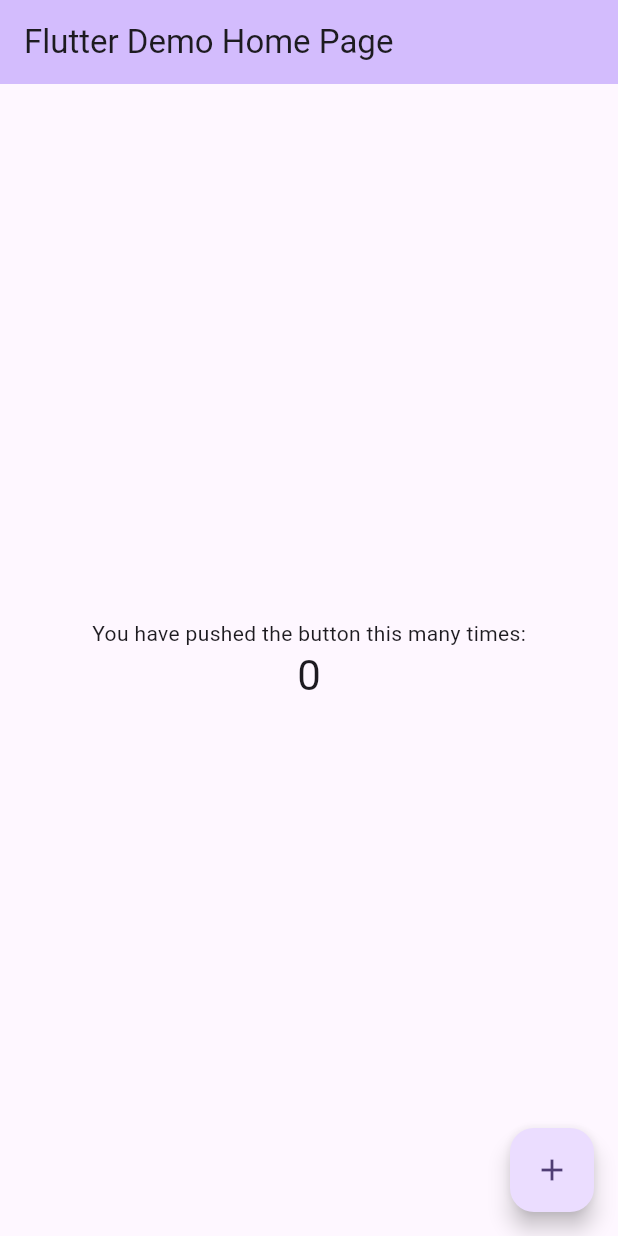
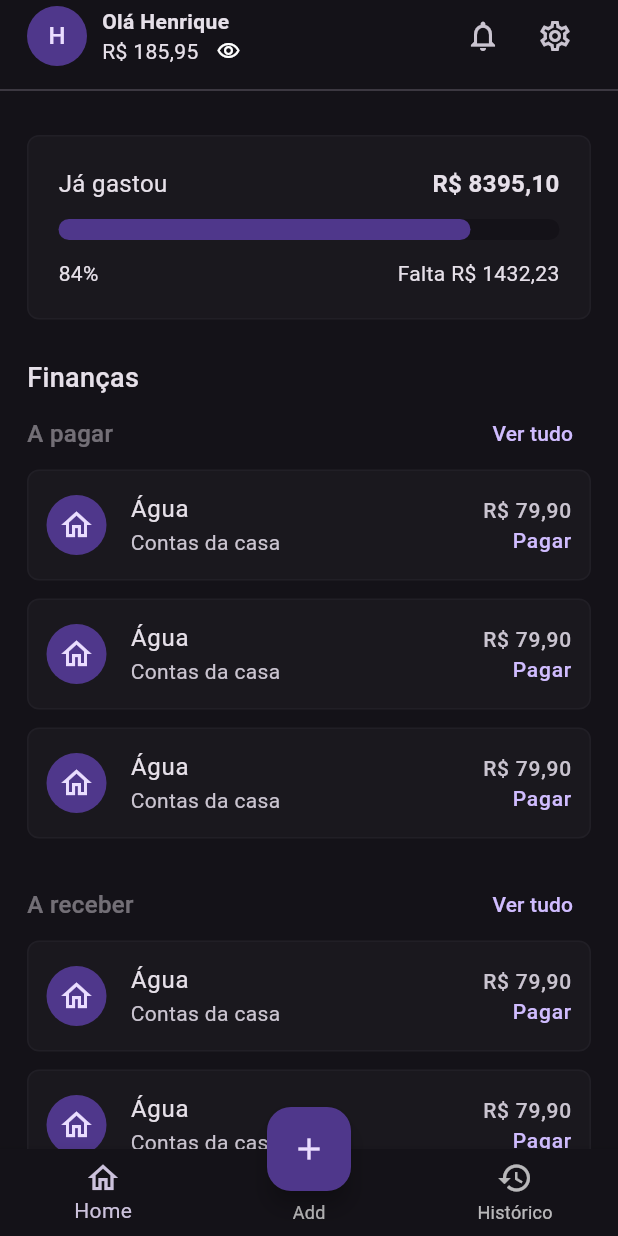
Before and after one commit to wRiqie/rocket_finances, a Flutter app: the screen it shows after launch, on a phone screen of 412 x 824 dp. Run offline on Flutter 3.47's test engine with Material 3 defaults, Android fonts, the phone set to English and light mode, and no system bars; our stand-ins replace supabase_flutter; missing offline and left inert: flutter_settings_ui; accounts and stored records are empty.

Commit message:
feat: adding supabase, home_screen

```diff
--- /dev/null
+++ b/lib/app/app_widget.dart
@@ -0,0 +1,16 @@
+import 'package:flutter/material.dart';
+import 'package:rocket_finances/app/routes/app_pages.dart';
+
+class AppWidget extends StatelessWidget {
+  const AppWidget({super.key});
+
+  @override
+  Widget build(BuildContext context) {
+    return MaterialApp(
+      title: 'Rocket finances',
+      theme: ThemeData(brightness: Brightness.dark),
+      initialRoute: AppRoutes.dashboard,
+      routes: AppPages.pages,
+    );
+  }
+}
--- /dev/null
+++ b/lib/app/routes/app_pages.dart
@@ -0,0 +1,18 @@
+import 'package:flutter/material.dart';
+import 'package:rocket_finances/app/ui/modules/dashboard/dashboard.dart';
+import 'package:rocket_finances/app/ui/modules/home/home.dart';
+import 'package:rocket_finances/app/ui/modules/settings/settings.dart';
+import 'package:rocket_finances/app/ui/modules/sign_in/sign_in.dart';
+
+part 'app_routes.dart';
+
+class AppPages {
+  AppPages._();
+
+  static Map<String, Widget Function(BuildContext context)> pages = {
+    AppRoutes.signIn: (context) => SignIn(),
+    AppRoutes.dashboard: (context) => Dashboard(),
+    AppRoutes.home: (context) => Home(),
+    AppRoutes.settings: (context) => Settings(),
+  };
+}
--- /dev/null
+++ b/lib/app/routes/app_routes.dart
@@ -0,0 +1,10 @@
+part of 'app_pages.dart';
+
+class AppRoutes {
+  AppRoutes._();
+
+  static const signIn = '/sign-in';
+  static const dashboard = '/dashboard';
+  static const home = '/home';
+  static const settings = '/settings';
+}
--- /dev/null
+++ b/lib/app/ui/modules/dashboard/dashboard.dart
@@ -0,0 +1,11 @@
+import 'package:flutter/material.dart';
+import 'package:rocket_finances/app/ui/modules/dashboard/dashboard_screen.dart';
+
+class Dashboard extends StatelessWidget {
+  const Dashboard({super.key});
+
+  @override
+  Widget build(BuildContext context) {
+    return DashboardScreen();
+  }
+}
--- /dev/null
+++ b/lib/app/ui/modules/dashboard/dashboard_screen.dart
@@ -0,0 +1,66 @@
+import 'package:flutter/material.dart';
+import 'package:rocket_finances/app/routes/app_pages.dart';
+import 'package:rocket_finances/app/ui/modules/home/home.dart';
+import 'package:rocket_finances/app/ui/shared/widgets/logged_app_bar_widget.dart';
+
+class DashboardScreen extends StatefulWidget {
+  const DashboardScreen({super.key});
+
+  @override
+  State<DashboardScreen> createState() => _DashboardScreenState();
+}
+
+class _DashboardScreenState extends State<DashboardScreen> {
+  final List<Widget> screens = [Home(), Container(), Container()];
+
+  int currentIndex = 0;
+
+  @override
+  Widget build(BuildContext context) {
+    final size = MediaQuery.sizeOf(context);
+
+    return Scaffold(
+      appBar: PreferredSize(
+        preferredSize: Size(size.width, 70),
+        child: LoggedAppBarWidget(
+          onTapNotifications: () {},
+          onTapSettings: () => Navigator.pushNamed(context, AppRoutes.settings),
+        ),
+      ),
+      floatingActionButton: FloatingActionButton(
+        onPressed: () {},
+        child: Icon(Icons.add),
+      ),
+      floatingActionButtonLocation: FloatingActionButtonLocation.centerDocked,
+      bottomNavigationBar: BottomNavigationBar(
+        currentIndex: currentIndex,
+        type: BottomNavigationBarType.fixed,
+        onTap: _changeCurrent,
+        items: [
+          BottomNavigationBarItem(
+            icon: Icon(Icons.home_outlined),
+            label: 'Home',
+          ),
+          BottomNavigationBarItem(
+              icon: Icon(
+                Icons.home,
+                color: Colors.transparent,
+              ),
+              label: 'Add'),
+          BottomNavigationBarItem(
+            icon: Icon(Icons.history_outlined),
+            label: 'Histórico',
+          ),
+        ],
+      ),
+      body: screens[currentIndex],
+    );
+  }
+
+  void _changeCurrent(int newIndex) {
+    if (newIndex == 1) return;
+    setState(() {
+      currentIndex = newIndex;
+    });
+  }
+}
--- /dev/null
+++ b/lib/app/ui/modules/home/home.dart
@@ -0,0 +1,16 @@
+import 'package:flutter/cupertino.dart';
+import 'package:rocket_finances/app/ui/modules/home/home_screen.dart';
+
+class Home extends StatefulWidget {
+  const Home({super.key});
+
+  @override
+  State<Home> createState() => _HomeState();
+}
+
+class _HomeState extends State<Home> {
+  @override
+  Widget build(BuildContext context) {
+    return HomeScreen();
+  }
+}
--- /dev/null
+++ b/lib/app/ui/modules/home/home_screen.dart
@@ -0,0 +1,181 @@
+import 'package:flutter/material.dart';
+import 'package:rocket_finances/app/ui/modules/home/widgets/spend_bar_widget.dart';
+
+class HomeScreen extends StatefulWidget {
+  const HomeScreen({super.key});
+
+  @override
+  State<HomeScreen> createState() => _HomeScreenState();
+}
+
+class _HomeScreenState extends State<HomeScreen> {
+  @override
+  Widget build(BuildContext context) {
+    final size = MediaQuery.sizeOf(context);
+    final colorScheme = Theme.of(context).colorScheme;
+
+    final containerColor = colorScheme.surfaceBright.withValues(alpha: .15);
+
+    return Scaffold(
+      body: SafeArea(
+        child: SingleChildScrollView(
+          child: Padding(
+            padding: const EdgeInsets.fromLTRB(18, 20, 18, 0),
+            child: Column(
+              crossAxisAlignment: CrossAxisAlignment.stretch,
+              children: [
+                Container(
+                  padding: EdgeInsets.all(20),
+                  decoration: BoxDecoration(
+                    color: containerColor,
+                    borderRadius: BorderRadius.circular(8),
+                    border: Border.all(
+                      color: colorScheme.surfaceContainer,
+                    ),
+                  ),
+                  child: Column(
+                    spacing: 12,
+                    children: [
+                      Row(
+                        mainAxisAlignment: MainAxisAlignment.spaceBetween,
+                        children: [
+                          Text(
+                            'Já gastou',
+                            style: TextStyle(
+                              fontSize: 16,
+                            ),
+                          ),
+                          Text(
+                            'R\$ 8395,10',
+                            style: TextStyle(
+                              fontSize: 16,
+                              fontWeight: FontWeight.w600,
+                            ),
+                          ),
+                        ],
+                      ),
+                      SpendBarWidget(size: size, colorScheme: colorScheme),
+                      Row(
+                        mainAxisAlignment: MainAxisAlignment.spaceBetween,
+                        children: [
+                          Text('84%'),
+                          Text('Falta R\$ 1432,23'),
+                        ],
+                      )
+                    ],
+                  ),
+                ),
+                SizedBox(height: 26),
+                Text(
+                  'Finanças',
+                  style: TextStyle(
+                    fontSize: 18,
+                    fontWeight: FontWeight.w500,
+                  ),
+                ),
+                Row(
+                  mainAxisAlignment: MainAxisAlignment.spaceBetween,
+                  children: [
+                    Text(
+                      'A pagar',
+                      style: TextStyle(
+                          fontSize: 16,
+                          fontWeight: FontWeight.w500,
+                          color: colorScheme.onSurface.withValues(alpha: .45)),
+                    ),
+                    TextButton(
+                      onPressed: () {},
+                      child: Text('Ver tudo'),
+                    ),
+                  ],
+                ),
+                Column(
+                  spacing: 12,
+                  children: [
+                    BillTileWidget(),
+                    BillTileWidget(),
+                    BillTileWidget(),
+                  ],
+                ),
+                SizedBox(
+                  height: 20,
+                ),
+                Row(
+                  mainAxisAlignment: MainAxisAlignment.spaceBetween,
+                  children: [
+                    Text(
+                      'A receber',
+                      style: TextStyle(
+                          fontSize: 16,
+                          fontWeight: FontWeight.w500,
+                          color: colorScheme.onSurface.withValues(alpha: .45)),
+                    ),
+                    TextButton(
+                      onPressed: () {},
+                      child: Text('Ver tudo'),
+                    ),
+                  ],
+                ),
+                Column(
+                  spacing: 12,
+                  children: [
+                    BillTileWidget(),
+                    BillTileWidget(),
+                    BillTileWidget(),
+                  ],
+                ),
+                SizedBox(
+                  height: 50,
+                ),
+              ],
+            ),
+          ),
+        ),
+      ),
+    );
+  }
+}
+
+class BillTileWidget extends StatelessWidget {
+  const BillTileWidget({super.key});
+
+  @override
+  Widget build(BuildContext context) {
+    final colorScheme = Theme.of(context).colorScheme;
+    final containerColor = colorScheme.surfaceBright.withValues(alpha: .15);
+
+    return ListTile(
+      tileColor: containerColor,
+      shape: RoundedRectangleBorder(
+        borderRadius: BorderRadius.circular(8),
+        side: BorderSide(color: colorScheme.surfaceContainer),
+      ),
+      contentPadding: EdgeInsets.symmetric(horizontal: 12),
+      leading: CircleAvatar(
+        child: Icon(Icons.home_outlined),
+      ),
+      title: Text('Água'),
+      subtitle: Text('Contas da casa'),
+      trailing: Column(
+        // spacing: ,
+        crossAxisAlignment: CrossAxisAlignment.end,
+        mainAxisAlignment: MainAxisAlignment.center,
+        children: [
+          Text(
+            'R\$ 79,90',
+            style: TextStyle(
+              fontSize: 14,
+            ),
+          ),
+          Text(
+            'Pagar',
+            style: TextStyle(
+              fontSize: 14,
+              color: colorScheme.primaryFixedDim,
+            ),
+          ),
+        ],
+      ),
+    );
+  }
+}
--- /dev/null
+++ b/lib/app/ui/modules/home/widgets/spend_bar_widget.dart
@@ -0,0 +1,36 @@
+import 'package:flutter/material.dart';
+
+class SpendBarWidget extends StatelessWidget {
+  const SpendBarWidget({
+    super.key,
+    required this.size,
+    required this.colorScheme,
+  });
+
+  final Size size;
+  final ColorScheme colorScheme;
+
+  @override
+  Widget build(BuildContext context) {
+    return Stack(
+      children: [
+        Container(
+          width: size.width,
+          height: 14,
+          decoration: BoxDecoration(
+            color: colorScheme.surface,
+            borderRadius: BorderRadius.circular(40),
+          ),
+        ),
+        Container(
+          width: size.width / 1.5,
+          height: 14,
+          decoration: BoxDecoration(
+            color: colorScheme.primaryContainer,
+            borderRadius: BorderRadius.circular(40),
+          ),
+        )
+      ],
+    );
+  }
+}
--- /dev/null
+++ b/lib/app/ui/modules/settings/settings.dart
@@ -0,0 +1,11 @@
+import 'package:flutter/material.dart';
+import 'package:rocket_finances/app/ui/modules/settings/settings_screen.dart';
+
+class Settings extends StatelessWidget {
+  const Settings({super.key});
+
+  @override
+  Widget build(BuildContext context) {
+    return SettingsScreen();
+  }
+}
--- /dev/null
+++ b/lib/app/ui/modules/settings/settings_screen.dart
@@ -0,0 +1,55 @@
+import 'dart:io';
+
+import 'package:flutter/material.dart';
+import 'package:flutter_settings_ui/flutter_settings_ui.dart';
+
+class SettingsScreen extends StatefulWidget {
+  const SettingsScreen({super.key});
+
+  @override
+  State<SettingsScreen> createState() => _SettingsScreenState();
+}
+
+class _SettingsScreenState extends State<SettingsScreen> {
+  @override
+  Widget build(BuildContext context) {
+    return Scaffold(
+      appBar: AppBar(
+        title: Text('Configurações'),
+      ),
+      body: SettingsTheme(
+        themeData: SettingsThemeData(),
+        platform:
+            Platform.isAndroid ? DevicePlatform.android : DevicePlatform.iOS,
+        child: Column(
+          children: [
+            SettingsSection(
+              title: Text('Básico'),
+              tiles: [
+                SettingsTile(
+                  title: Text('Conta'),
+                  leading: Icon(Icons.person_outline),
+                  onPressed: (BuildContext context) {},
+                ),
+                SettingsTile(
+                  title: Text('Sair'),
+                  leading: Icon(Icons.logout),
+                ),
+              ],
+            ),
+            SettingsSection(
+              title: Text('Segurança'),
+              tiles: [
+                SettingsTile(
+                  title: Text('Senha'),
+                  leading: Icon(Icons.lock_outline),
+                  onPressed: (BuildContext context) {},
+                ),
+              ],
+            ),
+          ],
+        ),
+      ),
+    );
+  }
+}
--- /dev/null
+++ b/lib/app/ui/modules/sign_in/sign_in.dart
@@ -0,0 +1,11 @@
+import 'package:flutter/material.dart';
+import 'package:rocket_finances/app/ui/modules/sign_in/sign_in_screen.dart';
+
+class SignIn extends StatelessWidget {
+  const SignIn({super.key});
+
+  @override
+  Widget build(BuildContext context) {
+    return SignInScreen();
+  }
+}
--- /dev/null
+++ b/lib/app/ui/modules/sign_in/sign_in_screen.dart
@@ -0,0 +1,38 @@
+import 'package:flutter/cupertino.dart';
+import 'package:flutter/material.dart';
+import 'package:rocket_finances/app/routes/app_pages.dart';
+
+class SignInScreen extends StatefulWidget {
+  const SignInScreen({super.key});
+
+  @override
+  State<SignInScreen> createState() => _SignInScreenState();
+}
+
+class _SignInScreenState extends State<SignInScreen> {
+  @override
+  Widget build(BuildContext context) {
+    return Scaffold(
+      body: SafeArea(
+        child: Center(
+          child: Column(
+            spacing: 10,
+            mainAxisSize: MainAxisSize.min,
+            children: [
+              CupertinoButton.filled(
+                child: Text('Entrar'),
+                onPressed: () {
+                  Navigator.pushNamed(context, AppRoutes.home);
+                },
+              ),
+              CupertinoButton.tinted(
+                child: Text('Mais infos'),
+                onPressed: () {},
+              ),
+            ],
+          ),
+        ),
+      ),
+    );
+  }
+}
--- /dev/null
+++ b/lib/app/ui/shared/widgets/logged_app_bar_widget.dart
@@ -0,0 +1,79 @@
+import 'package:flutter/material.dart';
+
+class LoggedAppBarWidget extends StatelessWidget {
+  final VoidCallback? onTapNotifications;
+  final VoidCallback? onTapSettings;
+  const LoggedAppBarWidget(
+      {super.key, this.onTapNotifications, this.onTapSettings});
+
+  @override
+  Widget build(BuildContext context) {
+    return Column(
+      children: [
+        Container(
+          decoration: BoxDecoration(),
+          padding: EdgeInsets.fromLTRB(
+              18, MediaQuery.viewPaddingOf(context).top, 18, 4),
+          child: Column(
+            children: [
+              Center(
+                child: Row(
+                  mainAxisAlignment: MainAxisAlignment.spaceBetween,
+                  children: [
+                    Expanded(
+                      child: Row(
+                        spacing: 10,
+                        children: [
+                          CircleAvatar(
+                            child: Text('H'),
+                          ),
+                          Expanded(
+                            child: Column(
+                              crossAxisAlignment: CrossAxisAlignment.start,
+                              children: [
+                                Text(
+                                  'Olá Henrique',
+                                  maxLines: 1,
+                                  overflow: TextOverflow.fade,
+                                  softWrap: false,
+                                  style: TextStyle(fontWeight: FontWeight.w600),
+                                ),
+                                Row(
+                                  spacing: 12,
+                                  children: [
+                                    Text('R\$ 185,95'),
+                                    Icon(
+                                      Icons.visibility_outlined,
+                                      size: 16,
+                                    ),
+                                  ],
+                                ),
+                              ],
+                            ),
+                          ),
+                        ],
+                      ),
+                    ),
+                    Row(
+                      children: [
+                        IconButton(
+                          onPressed: onTapNotifications,
+                          icon: Icon(Icons.notifications_outlined),
+                        ),
+                        IconButton(
+                          onPressed: onTapSettings,
+                          icon: Icon(Icons.settings_outlined),
+                        ),
+                      ],
+                    ),
+                  ],
+                ),
+              ),
+            ],
+          ),
+        ),
+        Divider(),
+      ],
+    );
+  }
+}
--- a/lib/main.dart
+++ b/lib/main.dart
@@ -1,125 +1,16 @@
-import 'package:flutter/material.dart';
+import 'package:flutter/cupertino.dart';
+import 'package:supabase_flutter/supabase_flutter.dart';
 
-void main() {
-  runApp(const MyApp());
+import 'app/app_widget.dart';
+
+Future<void> main() async {
+  WidgetsFlutterBinding.ensureInitialized();
+
+  await Supabase.initialize(
+    url: 'https://vkjwojowbvdxsexculqm.supabase.co',
+    anonKey:
+        'eyJhbGciOiJIUzI1NiIsInR5cCI6IkpXVCJ9.eyJpc3MiOiJzdXBhYmFzZSIsInJlZiI6InZrandvam93YnZkeHNleGN1bHFtIiwicm9sZSI6ImFub24iLCJpYXQiOjE3NDYxMjI3ODUsImV4cCI6MjA2MTY5ODc4NX0.iHw-Io9AK8-TvrnXNXFVMYtlxAXeuKNRdnTgIUcwBFI',
+  );
+
+  runApp(const AppWidget());
 }
-
-class MyApp extends StatelessWidget {
-  const MyApp({super.key});
-
-  // This widget is the root of your application.
-  @override
-  Widget build(BuildContext context) {
-    return MaterialApp(
-      title: 'Flutter Demo',
-      theme: ThemeData(
-        // This is the theme of your application.
-        //
-        // TRY THIS: Try running your application with "flutter run". You'll see
-        // the application has a purple toolbar. Then, without quitting the app,
-        // try changing the seedColor in the colorScheme below to Colors.green
-        // and then invoke "hot reload" (save your changes or press the "hot
-        // reload" button in a Flutter-supported IDE, or press "r" if you used
-        // the command line to start the app).
-        //
-        // Notice that the counter didn't reset back to zero; the application
-        // state is not lost during the reload. To reset the state, use hot
-        // restart instead.
-        //
-        // This works for code too, not just values: Most code changes can be
-        // tested with just a hot reload.
-        colorScheme: ColorScheme.fromSeed(seedColor: Colors.deepPurple),
-        useMaterial3: true,
-      ),
-      home: const MyHomePage(title: 'Flutter Demo Home Page'),
-    );
-  }
-}
-
-class MyHomePage extends StatefulWidget {
-  const MyHomePage({super.key, required this.title});
-
-  // This widget is the home page of your application. It is stateful, meaning
-  // that it has a State object (defined below) that contains fields that affect
-  // how it looks.
-
-  // This class is the configuration for the state. It holds the values (in this
-  // case the title) provided by the parent (in this case the App widget) and
-  // used by the build method of the State. Fields in a Widget subclass are
-  // always marked "final".
-
-  final String title;
-
-  @override
-  State<MyHomePage> createState() => _MyHomePageState();
-}
-
-class _MyHomePageState extends State<MyHomePage> {
-  int _counter = 0;
-
-  void _incrementCounter() {
-    setState(() {
-      // This call to setState tells the Flutter framework that something has
-      // changed in this State, which causes it to rerun the build method below
-      // so that the display can reflect the updated values. If we changed
-      // _counter without calling setState(), then the build method would not be
-      // called again, and so nothing would appear to happen.
-      _counter++;
-    });
-  }
-
-  @override
-  Widget build(BuildContext context) {
-    // This method is rerun every time setState is called, for instance as done
-    // by the _incrementCounter method above.
-    //
-    // The Flutter framework has been optimized to make rerunning build methods
-    // fast, so that you can just rebuild anything that needs updating rather
-    // than having to individually change instances of widgets.
-    return Scaffold(
-      appBar: AppBar(
-        // TRY THIS: Try changing the color here to a specific color (to
-        // Colors.amber, perhaps?) and trigger a hot reload to see the AppBar
-        // change color while the other colors stay the same.
-        backgroundColor: Theme.of(context).colorScheme.inversePrimary,
-        // Here we take the value from the MyHomePage object that was created by
-        // the App.build method, and use it to set our appbar title.
-        title: Text(widget.title),
-      ),
-      body: Center(
-        // Center is a layout widget. It takes a single child and positions it
-        // in the middle of the parent.
-        child: Column(
-          // Column is also a layout widget. It takes a list of children and
-          // arranges them vertically. By default, it sizes itself to fit its
-          // children horizontally, and tries to be as tall as its parent.
-          //
-          // Column has various properties to control how it sizes itself and
-          // how it positions its children. Here we use mainAxisAlignment to
-          // center the children vertically; the main axis here is the vertical
-          // axis because Columns are vertical (the cross axis would be
-          // horizontal).
-          //
-          // TRY THIS: Invoke "debug painting" (choose the "Toggle Debug Paint"
-          // action in the IDE, or press "p" in the console), to see the
-          // wireframe for each widget.
-          mainAxisAlignment: MainAxisAlignment.center,
-          children: <Widget>[
-            const Text(
-              'You have pushed the button this many times:',
-            ),
-            Text(
-              '$_counter',
-              style: Theme.of(context).textTheme.headlineMedium,
-            ),
-          ],
-        ),
-      ),
-      floatingActionButton: FloatingActionButton(
-        onPressed: _incrementCounter,
-        tooltip: 'Increment',
-        child: const Icon(Icons.add),
-      ), // This trailing comma makes auto-formatting nicer for build methods.
-    );
-  }
-}
--- a/pubspec.yaml
+++ b/pubspec.yaml
@@ -2,7 +2,7 @@ name: rocket_finances
 description: "A new Flutter project."
 # The following line prevents the package from being accidentally published to
 # pub.dev using `flutter pub publish`. This is preferred for private packages.
-publish_to: 'none' # Remove this line if you wish to publish to pub.dev
+publish_to: "none" # Remove this line if you wish to publish to pub.dev
 
 # The following defines the version and build number for your application.
 # A version number is three numbers separated by dots, like 1.2.43
@@ -30,10 +30,12 @@ environment:
 dependencies:
   flutter:
     sdk: flutter
+  flutter_settings_ui: ^3.0.1
 
   # The following adds the Cupertino Icons font to your application.
   # Use with the CupertinoIcons class for iOS style icons.
   cupertino_icons: ^1.0.8
+  supabase_flutter: ^2.9.0
 
 dev_dependencies:
   flutter_test:
@@ -51,7 +53,6 @@ dev_dependencies:
 
 # The following section is specific to Flutter packages.
 flutter:
-
   # The following line ensures that the Material Icons font is
   # included with your application, so that you can use the icons in
   # the material Icons class.
```
Also changed, not shown: pubspec.lock, 12 other files.
